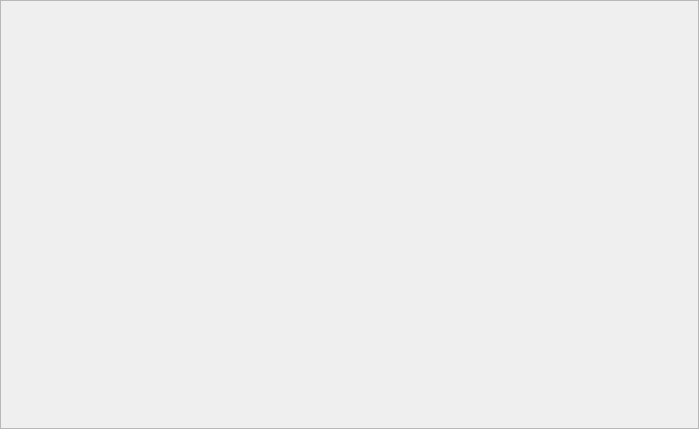
This is People/f_addbiller.ui in ashraf-kx/stock-manager as Qt 5 draws it before an edit. The edited form follows.
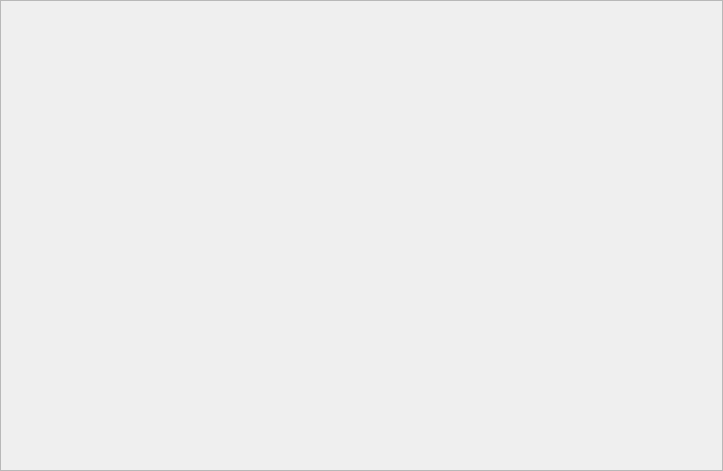
This is the edited form.

Commit message:
UI Changes Adopting the New MDLineEdit instead of QLineEdit
Works in the Same Way QlineEdit Works, not a Big Change If you Use it. just consider it like (x4 widget) for common Task { Get the User Input Text and show error if the Text is Not Valid }

Patch:
```diff
--- a/People/f_addbiller.ui
+++ b/People/f_addbiller.ui
@@ -6,8 +6,8 @@
    <rect>
     <x>0</x>
     <y>0</y>
-    <width>699</width>
-    <height>429</height>
+    <width>723</width>
+    <height>471</height>
    </rect>
   </property>
   <property name="windowTitle">
```
The commit also changes 3 other files.
